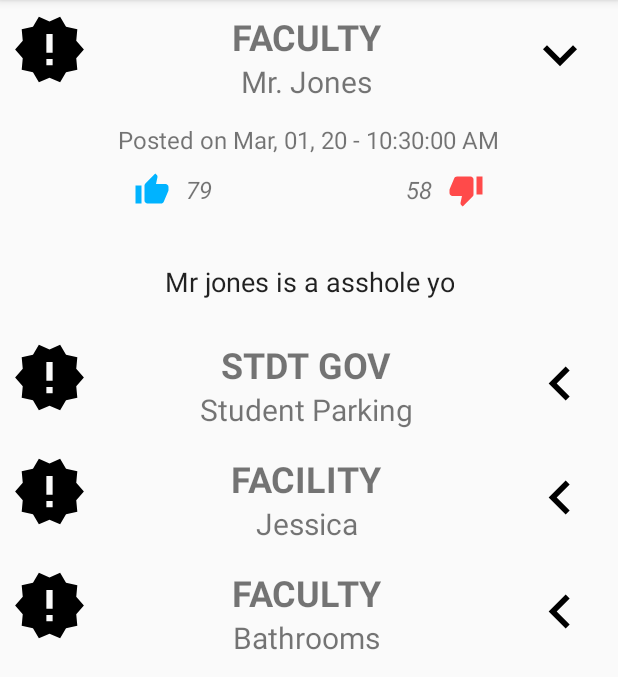
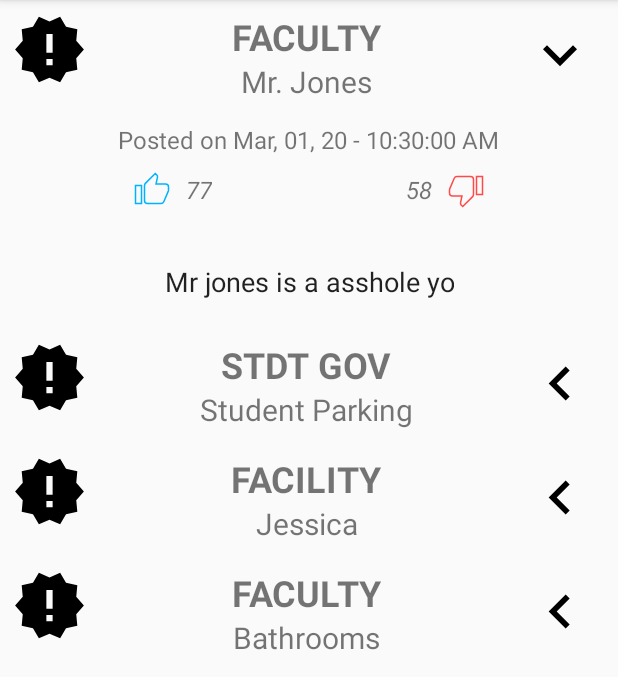
Before and after one commit to JLaguardia/public-suggestions, an Android app: the screen it shows after launch (MainActivity), after a tap on an icon or button, on a phone screen of 412 x 824 dp, the part 84-761 px from its top. Run offline under Robolectric (Android 15) with nearby library versions, the phone set to English and light mode, and no system bars; 1 other tap on this screen came first.

Commit message:
added observable for stupid like functionality

```diff
--- a/app/src/main/java/com/prismsoftworks/publicsuggestions/MainActivity.kt
+++ b/app/src/main/java/com/prismsoftworks/publicsuggestions/MainActivity.kt
@@ -14,6 +14,7 @@ import kotlinx.android.synthetic.main.activity_main.*
 import kotlinx.android.synthetic.main.lone_recycler.*
 import java.util.*
 import kotlin.collections.ArrayList
+import kotlin.random.Random
 
 class MainActivity : AppCompatActivity() {
 
@@ -76,7 +77,14 @@ class MainActivity : AppCompatActivity() {
     private fun generateHits(): Hits {
         val likes = Math.random() * 100
         val dislikes = Math.random() * 100
-        return Hits.Builder().likes(likes.toInt()).dislikes(dislikes.toInt()).build()
+        val hitSeed = Random.nextInt(1,3)
+        var hit: Hits.UserHit = Hits.UserHit.NONE
+        when(hitSeed){
+            1 -> hit = Hits.UserHit.LIKE
+            2 -> hit = Hits.UserHit.DISLIKE
+            3 -> hit = Hits.UserHit.NONE
+        }
+        return Hits.Builder().likes(likes.toInt()).dislikes(dislikes.toInt()).userHit(hit).build()
     }
 
     private fun genCategory(): Category {
--- a/app/src/main/java/com/prismsoftworks/publicsuggestions/model/Hits.kt
+++ b/app/src/main/java/com/prismsoftworks/publicsuggestions/model/Hits.kt
@@ -4,20 +4,66 @@ import java.util.*
 
 class Hits private constructor(
     val id: String,
+    val entityId: String,
     var likes: Int,
     var dislikes: Int,
-    val entityId: String){
+    var userHit: UserHit): Observable() {
+
+    fun setHitContext(userHit: UserHit){
+        if(this.userHit == userHit){
+            when(this.userHit){
+                UserHit.LIKE -> this.likes--
+                UserHit.DISLIKE -> this.dislikes--
+            }
+
+            this.userHit = UserHit.NONE
+        } else {
+            //this should be done in backend
+            when(this.userHit){
+                UserHit.LIKE -> {
+                    this.likes--
+                    this.dislikes++
+                }
+
+                UserHit.DISLIKE -> {
+                    this.dislikes--
+                    this.likes++
+                }
+
+                UserHit.NONE -> {
+                    if(userHit == UserHit.LIKE){
+                        this.likes++
+                    } else {
+                        this.dislikes++
+                    }
+                }
+            }
+
+            this.userHit = userHit
+        }
+
+        setChanged()
+        notifyObservers(this.userHit)
+    }
 
     data class Builder(
         var id: String = UUID.randomUUID().toString(),
+        var entityId: String = UUID.randomUUID().toString(),
         var likes: Int = 0,
         var dislikes: Int = 0,
-        var entityId: String = UUID.randomUUID().toString()
-    ){
+        var userHit: UserHit = UserHit.NONE
+    ) {
         fun id(id: String) = apply { this.id = id }
         fun likes(likes: Int) = apply { this.likes = likes }
         fun dislikes(dislikes: Int) = apply { this.dislikes = dislikes }
         fun entityId(entityId: String) = apply { this.entityId = entityId }
-        fun build() = Hits(id, likes, dislikes, entityId)
+        fun userHit(userHit: UserHit) = apply { this.userHit = userHit }
+        fun build() = Hits(id, entityId, likes, dislikes, userHit)
+    }
+
+    enum class UserHit{
+        LIKE,
+        DISLIKE,
+        NONE
     }
 }
--- /dev/null
+++ b/app/src/main/java/com/prismsoftworks/publicsuggestions/util/GenericObserver.kt
@@ -0,0 +1,9 @@
+package com.prismsoftworks.publicsuggestions.util
+
+import java.util.*
+
+class GenericObserver : Observer{
+    override fun update(p0: Observable?, p1: Any?) {
+
+    }
+}
--- a/app/src/main/java/com/prismsoftworks/publicsuggestions/view/SuggestionViewHolder.kt
+++ b/app/src/main/java/com/prismsoftworks/publicsuggestions/view/SuggestionViewHolder.kt
@@ -8,6 +8,7 @@ import android.widget.ImageView
 import android.widget.TextView
 import androidx.recyclerview.widget.RecyclerView
 import com.prismsoftworks.publicsuggestions.R
+import com.prismsoftworks.publicsuggestions.model.Hits
 import com.prismsoftworks.publicsuggestions.model.Suggestion
 import java.text.SimpleDateFormat
 import java.util.*
@@ -33,6 +34,7 @@ class SuggestionViewHolder(itemView: View) : RecyclerView.ViewHolder(itemView) {
 
 
     fun init(suggestion: Suggestion, readOnly: Boolean = true){
+
         this.suggestion = suggestion
         setViews()
         lblCategory.text = suggestion.category.label
@@ -73,14 +75,19 @@ class SuggestionViewHolder(itemView: View) : RecyclerView.ViewHolder(itemView) {
 
         btnLike.setOnClickListener {
             //TODO: send put
-            this.suggestion!!.hits.likes++
-            lblLike.text = "${this.suggestion!!.hits.likes}"
+            this.suggestion!!.hits.setHitContext(Hits.UserHit.LIKE)
+//            updateHit(Hits.UserHit.LIKE)
+//            this.suggestion!!.hits.likes++
+//            (it as ImageButton).setImageResource(R.drawable.ic_thumb_up_black_24dp)
+//            lblLike.text = "${this.suggestion!!.hits.likes}"
         }
 
         btnDislike.setOnClickListener {
             //TODO: send put
-            this.suggestion!!.hits.dislikes++
-            lblDislike.text = "${this.suggestion!!.hits.dislikes}"
+            this.suggestion!!.hits.setHitContext(Hits.UserHit.DISLIKE)
+//            this.suggestion!!.hits.dislikes++
+//            (it as ImageButton).setImageResource(R.drawable.ic_thumb_down_black_24dp)
+//            lblDislike.text = "${this.suggestion!!.hits.dislikes}"
         }
 
     }
@@ -102,5 +109,28 @@ class SuggestionViewHolder(itemView: View) : RecyclerView.ViewHolder(itemView) {
         btnLike = itemView.findViewById(R.id.btnLike)
         lblDislike = itemView.findViewById(R.id.lblDislike)
         btnDislike = itemView.findViewById(R.id.btnDislike)
+        refreshButtonSelection(this.suggestion!!.hits.userHit)
+        this.suggestion!!.hits.addObserver { observable: Observable, any: Any ->
+            refreshButtonSelection(any as Hits.UserHit)
+            lblLike.text = "${this.suggestion!!.hits.likes}"
+            lblDislike.text = "${this.suggestion!!.hits.dislikes}"
+        }
+    }
+
+    fun refreshButtonSelection(hit: Hits.UserHit){
+        when(hit){
+            Hits.UserHit.LIKE -> {
+                btnLike.isSelected = true
+                btnDislike.isSelected = false
+            }
+            Hits.UserHit.DISLIKE -> {
+                btnLike.isSelected = false
+                btnDislike.isSelected = true
+            }
+            Hits.UserHit.NONE -> {
+                btnLike.isSelected = false
+                btnDislike.isSelected = false
+            }
+        }
     }
 }
--- /dev/null
+++ b/app/src/main/res/drawable/dislike_selector.xml
@@ -0,0 +1,5 @@
+<?xml version="1.0" encoding="utf-8"?>
+<selector xmlns:android="http://schemas.android.com/apk/res/android">
+    <item android:drawable="@drawable/ic_thumb_down_black_24dp" android:state_selected="true"/>
+    <item android:drawable="@drawable/ic_outline_thumb_down_black_24dp" android:state_selected="false"/>
+</selector>
--- /dev/null
+++ b/app/src/main/res/drawable/ic_outline_thumb_down_black_24dp.xml
@@ -0,0 +1,10 @@
+<vector xmlns:android="http://schemas.android.com/apk/res/android"
+        android:width="24dp"
+        android:height="24dp"
+        android:viewportWidth="24.0"
+        android:viewportHeight="24.0">
+    <path
+        android:strokeColor="#000"
+        android:strokeWidth="1"
+        android:pathData="M15,3L6,3c-0.83,0 -1.54,0.5 -1.84,1.22l-3.02,7.05c-0.09,0.23 -0.14,0.47 -0.14,0.73v1.91l0.01,0.01L1,14c0,1.1 0.9,2 2,2h6.31l-0.95,4.57 -0.03,0.32c0,0.41 0.17,0.79 0.44,1.06L9.83,23l6.59,-6.59c0.36,-0.36 0.58,-0.86 0.58,-1.41L17,5c0,-1.1 -0.9,-2 -2,-2zM19,3v12h4L23,3h-4z"/>
+</vector>
--- /dev/null
+++ b/app/src/main/res/drawable/ic_outline_thumb_up_black_24dp.xml
@@ -0,0 +1,10 @@
+<vector xmlns:android="http://schemas.android.com/apk/res/android"
+        android:width="24dp"
+        android:height="24dp"
+        android:viewportWidth="24.0"
+        android:viewportHeight="24.0">
+    <path
+        android:strokeColor="#000"
+        android:strokeWidth="1"
+        android:pathData="M1,21h4L5,9L1,9v12zM23,10c0,-1.1 -0.9,-2 -2,-2h-6.31l0.95,-4.57 0.03,-0.32c0,-0.41 -0.17,-0.79 -0.44,-1.06L14.17,1 7.59,7.59C7.22,7.95 7,8.45 7,9v10c0,1.1 0.9,2 2,2h9c0.83,0 1.54,-0.5 1.84,-1.22l3.02,-7.05c0.09,-0.23 0.14,-0.47 0.14,-0.73v-1.91l-0.01,-0.01L23,10z"/>
+</vector>
--- /dev/null
+++ b/app/src/main/res/drawable/like_selector.xml
@@ -0,0 +1,5 @@
+<?xml version="1.0" encoding="utf-8"?>
+<selector xmlns:android="http://schemas.android.com/apk/res/android">
+    <item android:drawable="@drawable/ic_thumb_up_black_24dp" android:state_selected="true"/>
+    <item android:drawable="@drawable/ic_outline_thumb_up_black_24dp" android:state_selected="false"/>
+</selector>
--- a/app/src/main/res/layout/suggestion_itemview.xml
+++ b/app/src/main/res/layout/suggestion_itemview.xml
@@ -76,13 +76,15 @@
             app:layout_constraintStart_toStartOf="@id/lblDatePosted"
             app:layout_constraintEnd_toEndOf="@id/lblDatePosted"
             >
+
             <ImageButton
                 android:id="@+id/btnLike"
-                android:src="@drawable/ic_thumb_up_black_24dp"
+                android:src="@drawable/like_selector"
                 android:background="@null"
                 android:tint="@color/colorLightBlue"
                 android:layout_width="45dp"
                 android:layout_height="45dp"/>
+
             <TextView
                 android:id="@+id/lblLike"
                 style="@style/MetaText"
@@ -107,7 +109,7 @@
 
             <ImageButton
                 android:id="@+id/btnDislike"
-                android:src="@drawable/ic_thumb_down_black_24dp"
+                android:src="@drawable/dislike_selector"
                 android:layout_gravity="end"
                 android:background="@null"
                 android:tint="@color/colorLightRed"
```
